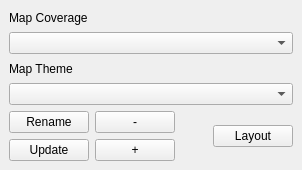
This is thematic_maps_dockwidget_base.ui in LBI-brown/thematic-maps as Qt 5 draws it before an edit. The edited form follows.
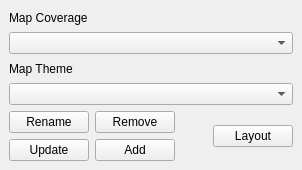
This is the edited form.

Patch:
```diff
--- a/thematic_maps_dockwidget_base.ui
+++ b/thematic_maps_dockwidget_base.ui
@@ -63,7 +63,7 @@
        <string>Remove theme</string>
       </property>
       <property name="text">
-       <string>-</string>
+       <string>Remove</string>
       </property>
       <property name="checkable">
        <bool>false</bool>
@@ -89,7 +89,7 @@
        <string>Add shown map layers as new theme</string>
       </property>
       <property name="text">
-       <string>+</string>
+       <string>Add</string>
       </property>
      </widget>
     </item>
```
